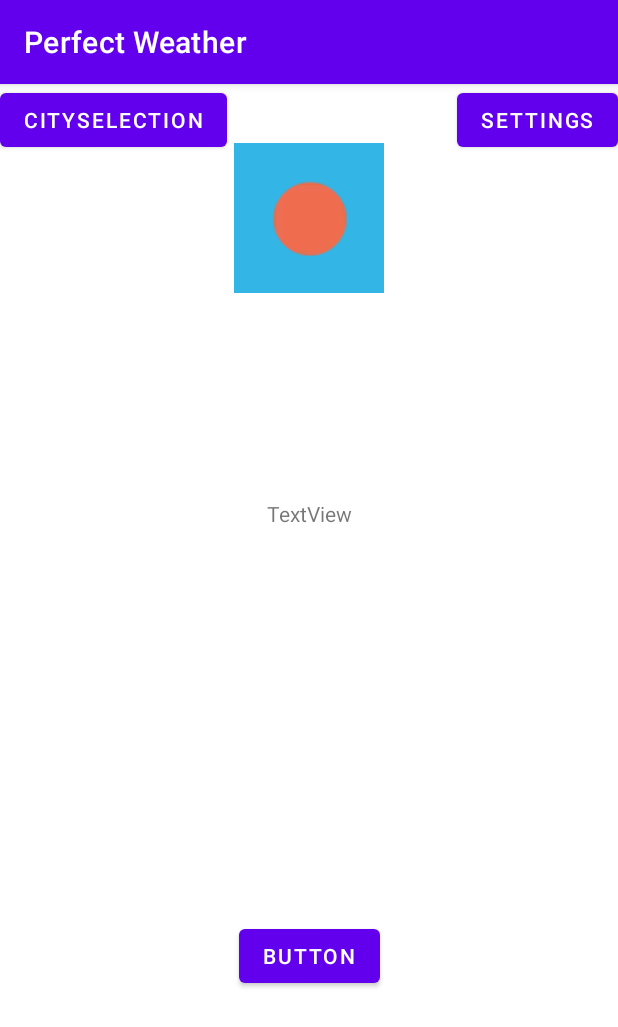
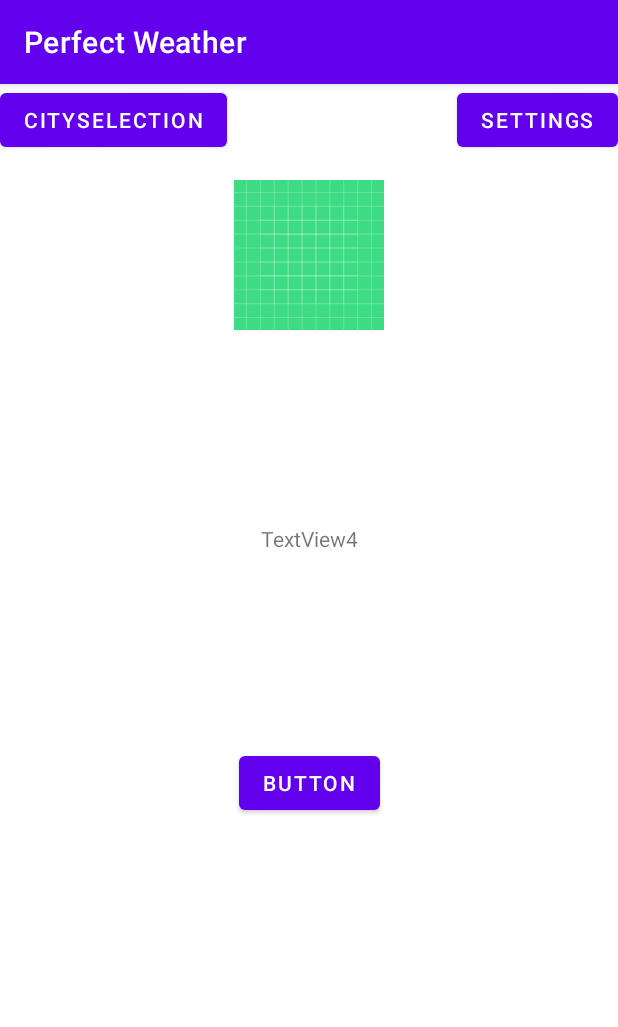
Before and after one commit to AlexSlivka/PerfectWeather, an Android app: the screen it shows after launch (MainActivity), on a phone screen of 412 x 824 dp. Shown: the top 1027 px of the screen. Run offline under Robolectric (Android 15) with nearby library versions, the phone set to English and light mode, and no system bars; our stand-ins replace Room's generated code, data binding; pictures from the network do not load; 2 statements that could not run were skipped.

Commit message:
Убрал все промежуточные данные.

```diff
--- a/app/src/main/java/com/example/perfectweather/ui/SettingsFragment.kt
+++ b/app/src/main/java/com/example/perfectweather/ui/cityselection/CitySelectionFragment.kt
@@ -1,4 +1,4 @@
-package com.example.perfectweather.ui
+package com.example.perfectweather.ui.cityselection
 
 import androidx.lifecycle.ViewModelProvider
 import android.os.Bundle
@@ -9,27 +9,27 @@ import android.view.ViewGroup
 import androidx.databinding.DataBindingUtil
 import androidx.navigation.findNavController
 import com.example.perfectweather.R
-import com.example.perfectweather.databinding.SettingsFragmentBinding
+import com.example.perfectweather.databinding.CitySelectionFragmentBinding
 
-class SettingsFragment : Fragment() {
+class CitySelectionFragment : Fragment() {
 
     companion object {
-        fun newInstance() = SettingsFragment()
+        fun newInstance() = CitySelectionFragment()
     }
 
-    private lateinit var viewModel: SettingsViewModel
-    private lateinit var binding: SettingsFragmentBinding
+    private lateinit var viewModel: CitySelectionViewModel
+    private lateinit var binding: CitySelectionFragmentBinding
 
     override fun onCreateView(
         inflater: LayoutInflater, container: ViewGroup?,
         savedInstanceState: Bundle?
     ): View? {
         binding = DataBindingUtil.inflate(
-            inflater, R.layout.settings_fragment, container, false
+            inflater, R.layout.city_selection_fragment, container, false
         )
 
-        binding.button4.setOnClickListener { view: View ->
-            view.findNavController().navigate(R.id.action_settingsFragment_to_mainFragment)
+        binding.button3.setOnClickListener { view: View ->
+            view.findNavController().navigate(R.id.action_citySelectionFragment_to_mainFragment)
         }
 
         return binding.root
@@ -37,7 +37,7 @@ class SettingsFragment : Fragment() {
 
     override fun onActivityCreated(savedInstanceState: Bundle?) {
         super.onActivityCreated(savedInstanceState)
-        viewModel = ViewModelProvider(this).get(SettingsViewModel::class.java)
+        viewModel = ViewModelProvider(this).get(CitySelectionViewModel::class.java)
         // TODO: Use the ViewModel
     }
 
--- a/app/src/main/java/com/example/perfectweather/ui/CitySelectionViewModel.kt
+++ b/app/src/main/java/com/example/perfectweather/ui/cityselection/CitySelectionViewModel.kt
@@ -1,4 +1,4 @@
-package com.example.perfectweather.ui
+package com.example.perfectweather.ui.cityselection
 
 import androidx.lifecycle.ViewModel
 
--- a/app/src/main/java/com/example/perfectweather/ui/MainFragment.kt
+++ b/app/src/main/java/com/example/perfectweather/ui/main/MainFragment.kt
@@ -1,4 +1,4 @@
-package com.example.perfectweather.ui
+package com.example.perfectweather.ui.main
 
 import androidx.lifecycle.ViewModelProvider
 import android.os.Bundle
@@ -48,27 +48,13 @@ class MainFragment : Fragment() {
         // Get a reference to the ViewModel associated with this fragment.
         viewModel = ViewModelProvider(this, viewModelFactory).get(MainViewModel::class.java)
 
-        /** Setting up LiveData observation relationship **/
-        viewModel.word.observe(viewLifecycleOwner, Observer { newWord ->
-            binding.textView.text = newWord
-        })
-
-        viewModel.imageWeb.observe(viewLifecycleOwner, Observer { newImg ->
-
-            binding.textViewImg.text = newImg
-
-            Glide.with(binding.root)
-                .load(Util.convertIconToRDrawable(newImg))
-                .into(binding.imageViewMain)
-
-        })
-
         viewModel.currentWeather.observe(viewLifecycleOwner, Observer { newCur ->
 
             binding.textView4.text = newCur.toString()
-
+            Glide.with(binding.root)
+                .load(Util.convertIconToRDrawable(newCur.iconWeather))
+                .into(binding.imageViewMain)
         })
-
 
         binding.button.setOnClickListener { view: View ->
             view.findNavController().navigate(R.id.action_mainFragment_to_citySelectionFragment)
@@ -90,7 +76,7 @@ class MainFragment : Fragment() {
     }
 
     private fun onCorrect() {
-        viewModel.onCorrect()
+
     }
 
     override fun onDestroyView() {
--- a/app/src/main/java/com/example/perfectweather/ui/MainViewModel.kt
+++ b/app/src/main/java/com/example/perfectweather/ui/main/MainViewModel.kt
@@ -1,4 +1,4 @@
-package com.example.perfectweather.ui
+package com.example.perfectweather.ui.main
 
 import android.app.Application
 import android.util.Log
@@ -13,21 +13,14 @@ import java.io.IOException
 
 //DateUtils.formatElapsedTime
 
-private const val IMG_BASE_URL: String = "http://openweathermap.org/img/wn/"
-private const val IMG_BASE_URL_FINISH: String = "@2x.png"
-
 class MainViewModel (application: Application) : AndroidViewModel(application) {
 
-    /*  val currentTimeString = Transformations.map(currentTime) { time ->
-          DateUtils.formatElapsedTime(time)
-      }*/
     private val currentWeatherRepository = CurrentWeatherRepository(getDatabase(application))
 
     // The current _currentWeather
     private var _currentWeather = MutableLiveData<CurrentWeatherData>()
 
     val currentWeather: LiveData<CurrentWeatherData> = currentWeatherRepository.currentWeather
-
 
     /**
      * Event triggered for network error. This is private to avoid exposing a
@@ -56,24 +49,10 @@ class MainViewModel (application: Application) : AndroidViewModel(application) {
         get() = _isNetworkErrorShown
 
 
-    // The current _word
-    private val _word = MutableLiveData<String>()
-
-    val word: LiveData<String>
-        get() = _word
-
-    // The current _imageWeb
-    private val _imageWeb = MutableLiveData<String>()
-
-    val imageWeb: LiveData<String>
-        get() = _imageWeb
-
     // The list of words - the front of the list is the next _word to guess
     private lateinit var wordList: MutableList<String>
 
     init {
-        _word.value = ""
-        _imageWeb.value = ""
         _currentWeather.value = CurrentWeatherData(
             id = 1L,
             lon = 1f,
@@ -95,35 +74,8 @@ class MainViewModel (application: Application) : AndroidViewModel(application) {
         )
 
         Log.i("MainViewModel", "MainViewModel created!")
-        resetList()
-            //onCorrect()
+
         refreshDataFromRepository()
-    }
-
-    /**
-     * Resets the list of words and randomizes the order
-     */
-    private fun resetList() {
-        wordList = mutableListOf(
-            "sun",
-            "snow",
-            "rain",
-            "cloody"
-        )
-        wordList.shuffle()
-    }
-
-    fun onCorrect() {
-        viewModelScope.launch {
-            try {
-                val listResult = WeatherNowApi.retrofitService.getProperties()
-                _word.value = "Success: $listResult Weather properties retrieved"
-                _imageWeb.value = listResult.weatherNow[0].icon
-                _currentWeather.value = listResult.asDomainModel()
-            } catch (e: Exception) {
-                _word.value = "Failure: ${e.message}"
-            }
-        }
     }
 
     private fun refreshDataFromRepository() {
@@ -141,19 +93,4 @@ class MainViewModel (application: Application) : AndroidViewModel(application) {
         }
     }
 
-    /**
-     * Factory for constructing DevByteViewModel with parameter
-     */
-   /* class MainViewModelFactory(val app: Application) : ViewModelProvider.Factory {
-        override fun <T : ViewModel?> create(modelClass: Class<T>): T {
-            if (modelClass.isAssignableFrom(MainViewModel::class.java)) {
-                @Suppress("UNCHECKED_CAST")
-                return MainViewModel(app) as T
-            }
-            throw IllegalArgumentException("Unable to construct viewmodel")
-        }
-    }
-*/
-
-
 }
--- a/app/src/main/java/com/example/perfectweather/ui/MainViewModelFactory.kt
+++ b/app/src/main/java/com/example/perfectweather/ui/main/MainViewModelFactory.kt
@@ -1,4 +1,4 @@
-package com.example.perfectweather.ui
+package com.example.perfectweather.ui.main
 
 import android.app.Application
 import androidx.lifecycle.ViewModel
--- a/app/src/main/java/com/example/perfectweather/ui/CitySelectionFragment.kt
+++ b/app/src/main/java/com/example/perfectweather/ui/settings/SettingsFragment.kt
@@ -1,4 +1,4 @@
-package com.example.perfectweather.ui
+package com.example.perfectweather.ui.settings
 
 import androidx.lifecycle.ViewModelProvider
 import android.os.Bundle
@@ -9,27 +9,27 @@ import android.view.ViewGroup
 import androidx.databinding.DataBindingUtil
 import androidx.navigation.findNavController
 import com.example.perfectweather.R
-import com.example.perfectweather.databinding.CitySelectionFragmentBinding
+import com.example.perfectweather.databinding.SettingsFragmentBinding
 
-class CitySelectionFragment : Fragment() {
+class SettingsFragment : Fragment() {
 
     companion object {
-        fun newInstance() = CitySelectionFragment()
+        fun newInstance() = SettingsFragment()
     }
 
-    private lateinit var viewModel: CitySelectionViewModel
-    private lateinit var binding: CitySelectionFragmentBinding
+    private lateinit var viewModel: SettingsViewModel
+    private lateinit var binding: SettingsFragmentBinding
 
     override fun onCreateView(
         inflater: LayoutInflater, container: ViewGroup?,
         savedInstanceState: Bundle?
     ): View? {
         binding = DataBindingUtil.inflate(
-            inflater, R.layout.city_selection_fragment, container, false
+            inflater, R.layout.settings_fragment, container, false
         )
 
-        binding.button3.setOnClickListener { view: View ->
-            view.findNavController().navigate(R.id.action_citySelectionFragment_to_mainFragment)
+        binding.button4.setOnClickListener { view: View ->
+            view.findNavController().navigate(R.id.action_settingsFragment_to_mainFragment)
         }
 
         return binding.root
@@ -37,7 +37,7 @@ class CitySelectionFragment : Fragment() {
 
     override fun onActivityCreated(savedInstanceState: Bundle?) {
         super.onActivityCreated(savedInstanceState)
-        viewModel = ViewModelProvider(this).get(CitySelectionViewModel::class.java)
+        viewModel = ViewModelProvider(this).get(SettingsViewModel::class.java)
         // TODO: Use the ViewModel
     }
 
--- a/app/src/main/java/com/example/perfectweather/ui/SettingsViewModel.kt
+++ b/app/src/main/java/com/example/perfectweather/ui/settings/SettingsViewModel.kt
@@ -1,4 +1,4 @@
-package com.example.perfectweather.ui
+package com.example.perfectweather.ui.settings
 
 import androidx.lifecycle.ViewModel
 
--- a/app/src/main/res/layout/city_selection_fragment.xml
+++ b/app/src/main/res/layout/city_selection_fragment.xml
@@ -3,7 +3,7 @@
 <layout xmlns:android="http://schemas.android.com/apk/res/android"
     xmlns:app="http://schemas.android.com/apk/res-auto"
     xmlns:tools="http://schemas.android.com/tools"
-    tools:context=".ui.CitySelectionFragment">
+    tools:context=".ui.cityselection.CitySelectionFragment">
 
     <androidx.constraintlayout.widget.ConstraintLayout
         android:id="@+id/constraintLayout"
--- a/app/src/main/res/layout/main_fragment.xml
+++ b/app/src/main/res/layout/main_fragment.xml
@@ -2,7 +2,7 @@
 <layout xmlns:android="http://schemas.android.com/apk/res/android"
     xmlns:app="http://schemas.android.com/apk/res-auto"
     xmlns:tools="http://schemas.android.com/tools"
-    tools:context=".ui.MainFragment">
+    tools:context=".ui.main.MainFragment">
 
     <androidx.constraintlayout.widget.ConstraintLayout
 
@@ -10,35 +10,27 @@
         android:layout_width="match_parent"
         android:layout_height="match_parent">
 
-        <TextView
-            android:id="@+id/textView4"
-            android:layout_width="wrap_content"
-            android:layout_height="wrap_content"
-            android:text="TextView"
-            app:layout_constraintBottom_toTopOf="@+id/textView"
-            app:layout_constraintEnd_toEndOf="parent"
-            app:layout_constraintStart_toStartOf="parent"
-            app:layout_constraintTop_toBottomOf="@+id/textView_img" />
-
-        <TextView
-            android:id="@+id/textView"
-            android:layout_width="wrap_content"
-            android:layout_height="wrap_content"
-            android:text="TextView"
-            app:layout_constraintBottom_toBottomOf="parent"
+        <ImageView
+            android:id="@+id/imageView_main"
+            android:layout_width="100dp"
+            android:layout_height="100dp"
+            android:background="@android:color/holo_blue_light"
+            android:src="@drawable/ic_launcher_background"
+            android:layout_marginTop="64dp"
             app:layout_constraintEnd_toEndOf="parent"
             app:layout_constraintStart_toStartOf="parent"
             app:layout_constraintTop_toTopOf="parent" />
 
         <TextView
-            android:id="@+id/textView_img"
+            android:id="@+id/textView4"
             android:layout_width="wrap_content"
             android:layout_height="wrap_content"
-            android:text="TextView"
-            app:layout_constraintBottom_toTopOf="@+id/textView"
+            android:text="TextView4"
+            app:layout_constraintBottom_toTopOf="@+id/button5"
             app:layout_constraintEnd_toEndOf="parent"
             app:layout_constraintStart_toStartOf="parent"
-            app:layout_constraintTop_toTopOf="parent" />
+            app:layout_constraintTop_toBottomOf="@+id/imageView_main" />
+
 
         <Button
             android:id="@+id/button"
@@ -64,18 +56,7 @@
             app:layout_constraintBottom_toBottomOf="parent"
             app:layout_constraintEnd_toEndOf="parent"
             app:layout_constraintStart_toStartOf="parent"
-            app:layout_constraintTop_toBottomOf="@+id/textView" />
+            app:layout_constraintTop_toBottomOf="@+id/imageView_main" />
 
-        <ImageView
-            android:id="@+id/imageView_main"
-            android:layout_width="100dp"
-            android:layout_height="100dp"
-            android:src="@drawable/ic_launcher_background"
-            android:background="@android:color/holo_blue_light"
-            app:layout_constraintBottom_toTopOf="@+id/textView_img"
-            app:layout_constraintEnd_toEndOf="parent"
-            app:layout_constraintStart_toStartOf="parent"
-            app:layout_constraintTop_toTopOf="parent"
-           />
     </androidx.constraintlayout.widget.ConstraintLayout>
 </layout>
--- a/app/src/main/res/layout/settings_fragment.xml
+++ b/app/src/main/res/layout/settings_fragment.xml
@@ -3,7 +3,7 @@
 <layout xmlns:android="http://schemas.android.com/apk/res/android"
     xmlns:app="http://schemas.android.com/apk/res-auto"
     xmlns:tools="http://schemas.android.com/tools"
-    tools:context=".ui.SettingsFragment">
+    tools:context=".ui.settings.SettingsFragment">
 
     <androidx.constraintlayout.widget.ConstraintLayout
         android:id="@+id/ConstraintLayout"
--- a/app/src/main/res/navigation/navigation.xml
+++ b/app/src/main/res/navigation/navigation.xml
@@ -7,7 +7,7 @@
 
     <fragment
         android:id="@+id/mainFragment"
-        android:name="com.example.perfectweather.ui.MainFragment"
+        android:name="com.example.perfectweather.ui.main.MainFragment"
         android:label="main_fragment"
         tools:layout="@layout/main_fragment" >
         <action
@@ -19,7 +19,7 @@
     </fragment>
     <fragment
         android:id="@+id/citySelectionFragment"
-        android:name="com.example.perfectweather.ui.CitySelectionFragment"
+        android:name="com.example.perfectweather.ui.cityselection.CitySelectionFragment"
         android:label="city_selection_fragment"
         tools:layout="@layout/city_selection_fragment" >
         <action
@@ -28,7 +28,7 @@
     </fragment>
     <fragment
         android:id="@+id/settingsFragment"
-        android:name="com.example.perfectweather.ui.SettingsFragment"
+        android:name="com.example.perfectweather.ui.settings.SettingsFragment"
         android:label="settings_fragment"
         tools:layout="@layout/settings_fragment" >
         <action
```
